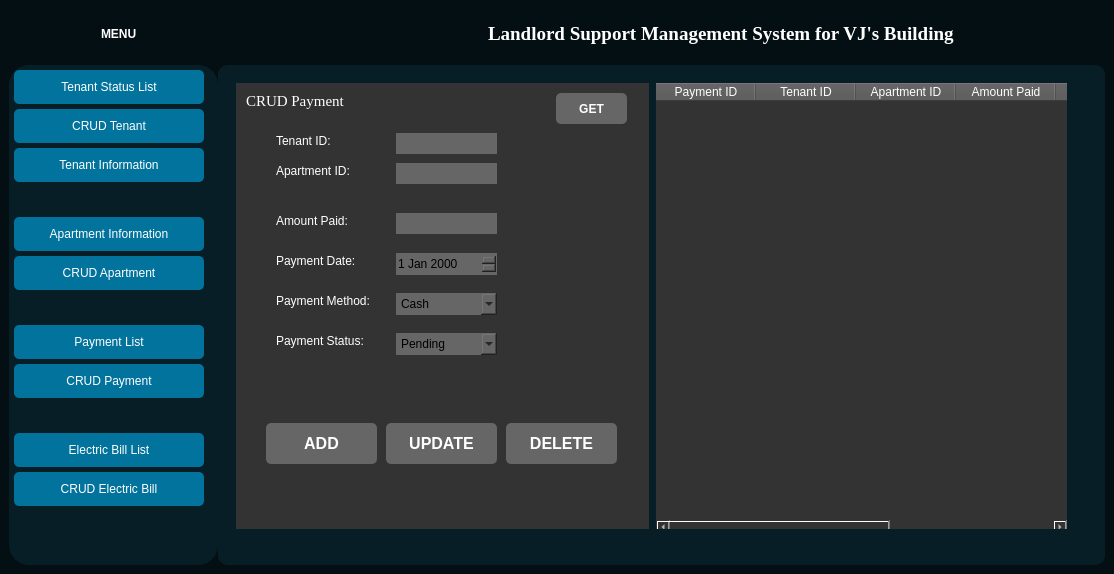
lalalance12/Landlord-Support-Management-System, file interface.ui: the form before one commit.
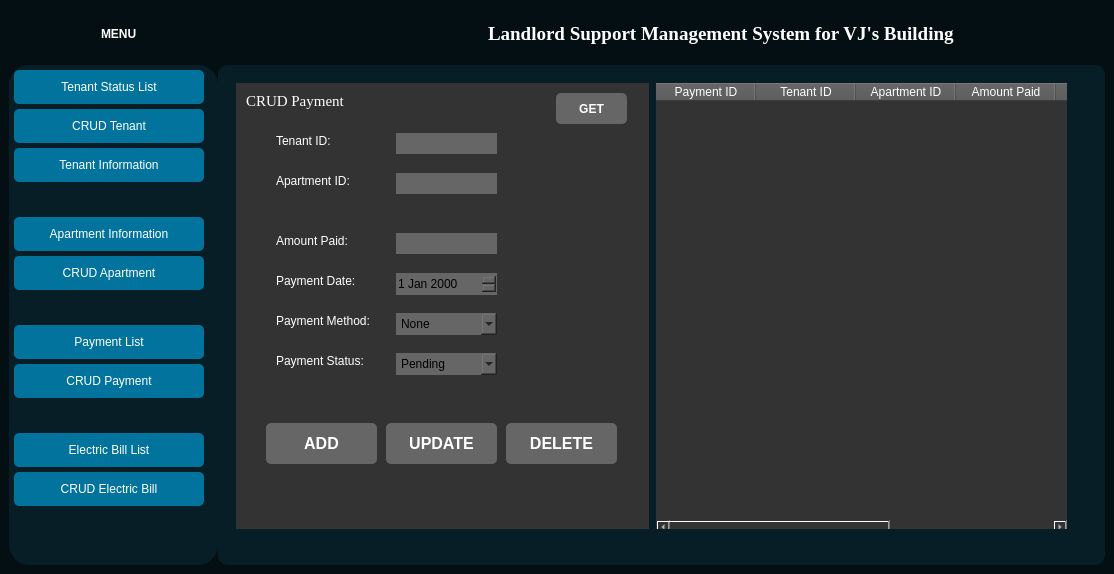
The form after the commit. The open tabs and pages were chosen to show the change. Icons and pictures are not drawn.

Patch:
```diff
--- a/interface.ui
+++ b/interface.ui
@@ -1644,7 +1644,7 @@
                   <property name="geometry">
                    <rect>
                     <x>160</x>
-                    <y>130</y>
+                    <y>150</y>
                     <width>101</width>
                     <height>21</height>
                    </rect>
@@ -1668,7 +1668,7 @@
                   <property name="geometry">
                    <rect>
                     <x>40</x>
-                    <y>130</y>
+                    <y>150</y>
                     <width>91</width>
                     <height>16</height>
                    </rect>
@@ -1681,7 +1681,7 @@
                   <property name="geometry">
                    <rect>
                     <x>40</x>
-                    <y>170</y>
+                    <y>190</y>
                     <width>91</width>
                     <height>16</height>
                    </rect>
@@ -1694,7 +1694,7 @@
                   <property name="geometry">
                    <rect>
                     <x>40</x>
-                    <y>210</y>
+                    <y>230</y>
                     <width>101</width>
                     <height>16</height>
                    </rect>
@@ -1707,7 +1707,7 @@
                   <property name="geometry">
                    <rect>
                     <x>160</x>
-                    <y>210</y>
+                    <y>230</y>
                     <width>101</width>
                     <height>22</height>
                    </rect>
@@ -1715,6 +1715,11 @@
                   <property name="styleSheet">
                    <string notr="true">background-color: #666666; color: black;</string>
                   </property>
+                  <item>
+                   <property name="text">
+                    <string>None</string>
+                   </property>
+                  </item>
                   <item>
                    <property name="text">
                     <string>Cash</string>
@@ -1807,7 +1812,7 @@
                   <property name="geometry">
                    <rect>
                     <x>160</x>
-                    <y>170</y>
+                    <y>190</y>
                     <width>101</width>
                     <height>22</height>
                    </rect>
@@ -1820,7 +1825,7 @@
                   <property name="geometry">
                    <rect>
                     <x>40</x>
-                    <y>250</y>
+                    <y>270</y>
                     <width>101</width>
                     <height>16</height>
                    </rect>
@@ -1833,7 +1838,7 @@
                   <property name="geometry">
                    <rect>
                     <x>160</x>
-                    <y>250</y>
+                    <y>270</y>
                     <width>101</width>
                     <height>22</height>
                    </rect>
@@ -1874,7 +1879,7 @@
                   <property name="geometry">
                    <rect>
                     <x>40</x>
-                    <y>80</y>
+                    <y>90</y>
                     <width>91</width>
                     <height>16</height>
                    </rect>
@@ -1887,7 +1892,7 @@
                   <property name="geometry">
                    <rect>
                     <x>160</x>
-                    <y>80</y>
+                    <y>90</y>
                     <width>101</width>
                     <height>21</height>
                    </rect>
```
Left out of the diff: 4 changed lines with no effect on the pictures.
